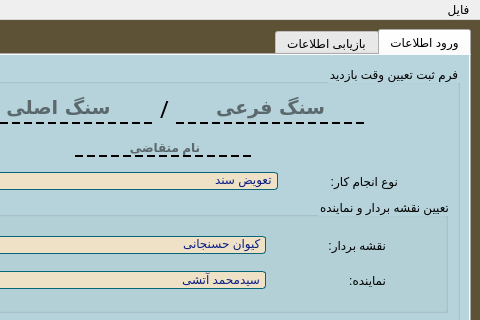
JavadiSaeid/Bazdid_system, file Bazdid.ui: the form before one commit; both pictures show x 150 to 630 and y 0 to 320 of the 630 by 696 pixel window.
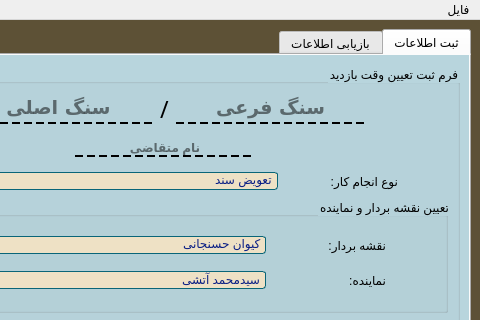
The form after the commit. Icons and pictures are not drawn.

```diff
--- a/Bazdid.ui
+++ b/Bazdid.ui
@@ -114,7 +114,7 @@
 </string>
        </property>
        <attribute name="title">
-        <string>ورود اطلاعات</string>
+        <string>ثبت اطلاعات</string>
        </attribute>
        <layout class="QGridLayout" name="gridLayout_4">
         <item row="0" column="1">
```
